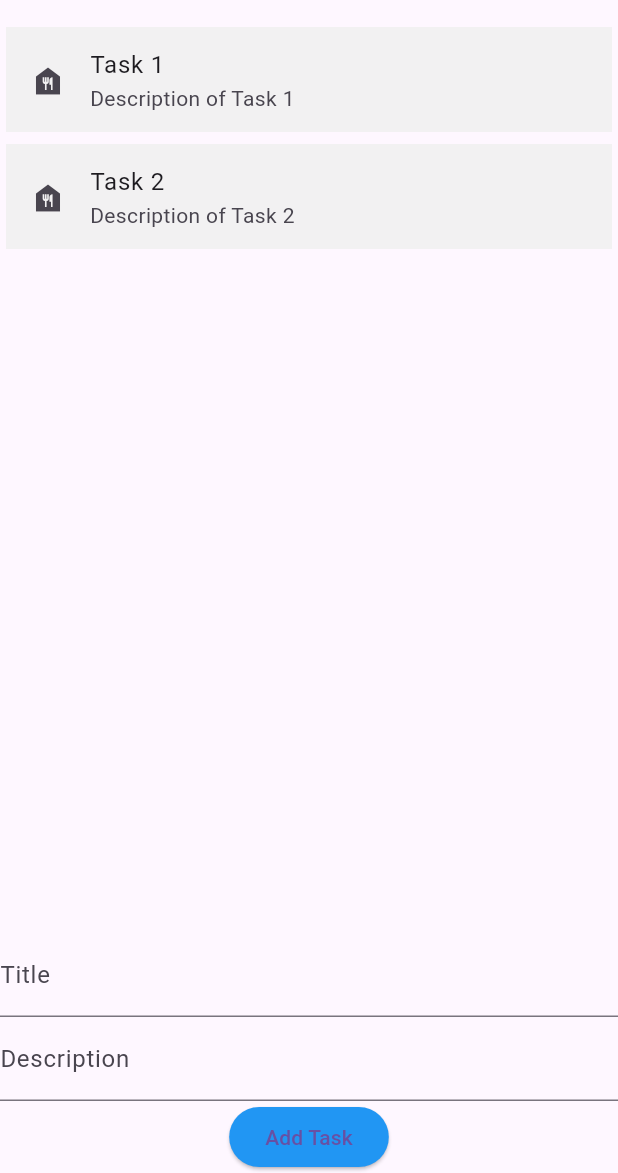
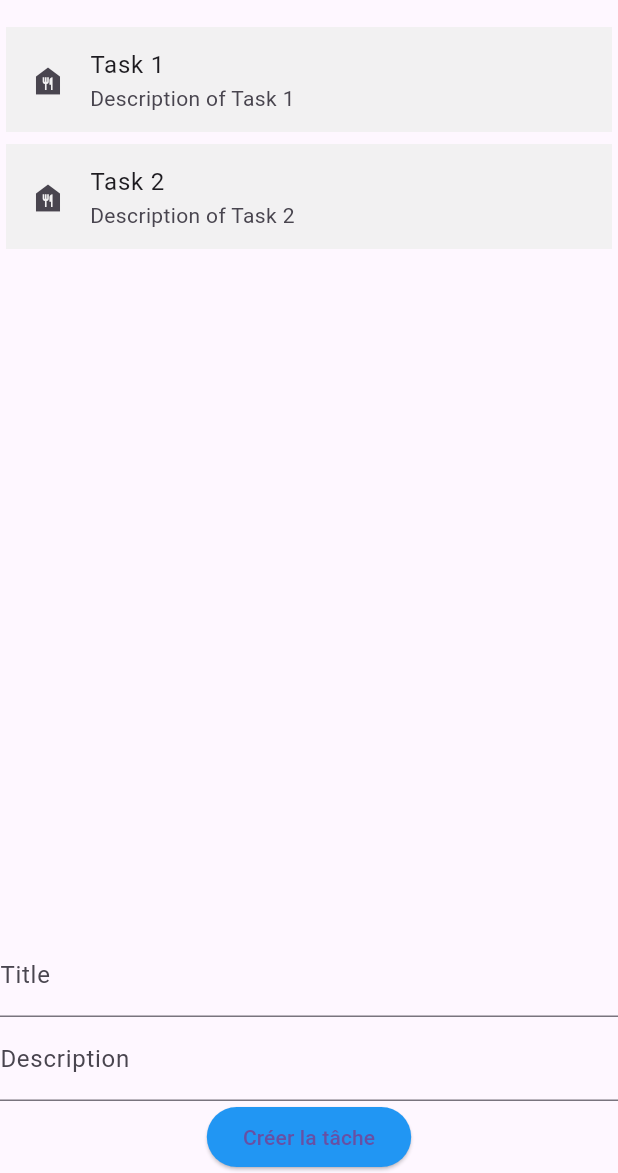
Before and after one commit to LucPASCUAL/flutter-eval, a Flutter app: the TaskScreen screen opened by its route, on a phone screen of 412 x 824 dp, the part 63-1236 px from its top. Run offline on Flutter 3.47's test engine with Material 3 defaults, Android fonts, the phone set to English and light mode, and no system bars; drawn by our look-alikes of flutter_slidable.

Commit message:
fix: missing elements

```diff
--- a/lib/presentation/screens/task_screen.dart
+++ b/lib/presentation/screens/task_screen.dart
@@ -38,7 +38,8 @@ class _TaskScreenState extends State<TaskScreen> {
     setState(() {
       tasks.add(Task(
         title: titleTextController.text,
-        description: descriptionTextController.text,
+        description: descriptionTextController.text.isNotEmpty ?
+          descriptionTextController.text  : "Aucune description",
       ));
     });
   }
@@ -59,7 +60,7 @@ class _TaskScreenState extends State<TaskScreen> {
       ),
       body: Column(
         children: [
-          Expanded( // Wrap ListView.builder in Expanded
+          Expanded(
             child: ListView.builder(
                 itemCount: tasks.length,
                 itemBuilder: (context, index) {
@@ -75,7 +76,7 @@ class _TaskScreenState extends State<TaskScreen> {
                           onDelete: _deleteTask
                       )
                   );
-              },
+                }
             ),
           ),
           Form(
@@ -100,7 +101,7 @@ class _TaskScreenState extends State<TaskScreen> {
                   style: ElevatedButton.styleFrom(
                     backgroundColor: Colors.blue,
                   ),
-                  child: Text('Add Task'),
+                  child: Text('Créer la tâche'),
                 ),
               ],
             ),
```
Also changed, not shown: 1 other file. Lines whose indentation alone changed are shown as unchanged.
